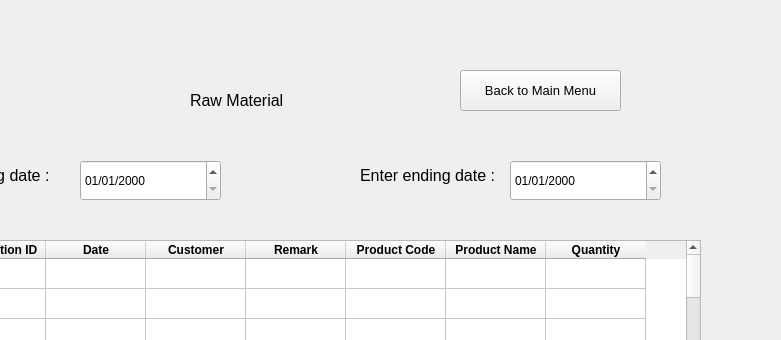
nilay1221/Inventory_Management, file UI/StackedView.ui: the form before one commit; both pictures show x 280 to 1061 and y 0 to 340 of the 1226 by 857 pixel window.
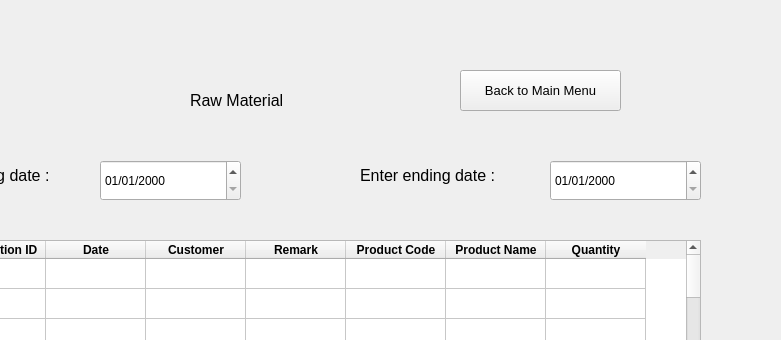
The form after the commit. The open tabs and pages were chosen to show the change.

Patch:
```diff
--- a/UI/StackedView.ui
+++ b/UI/StackedView.ui
@@ -2643,7 +2643,7 @@
      <widget class="QDateEdit" name="rw_view_starting_date_3">
       <property name="geometry">
        <rect>
-        <x>270</x>
+        <x>290</x>
         <y>160</y>
         <width>141</width>
         <height>41</height>
@@ -2656,7 +2656,7 @@
      <widget class="QDateEdit" name="rw_view_ending_date_2">
       <property name="geometry">
        <rect>
-        <x>700</x>
+        <x>740</x>
         <y>160</y>
         <width>151</width>
         <height>41</height>
```
Left out of the diff: 20 changed lines with no effect on the pictures.
